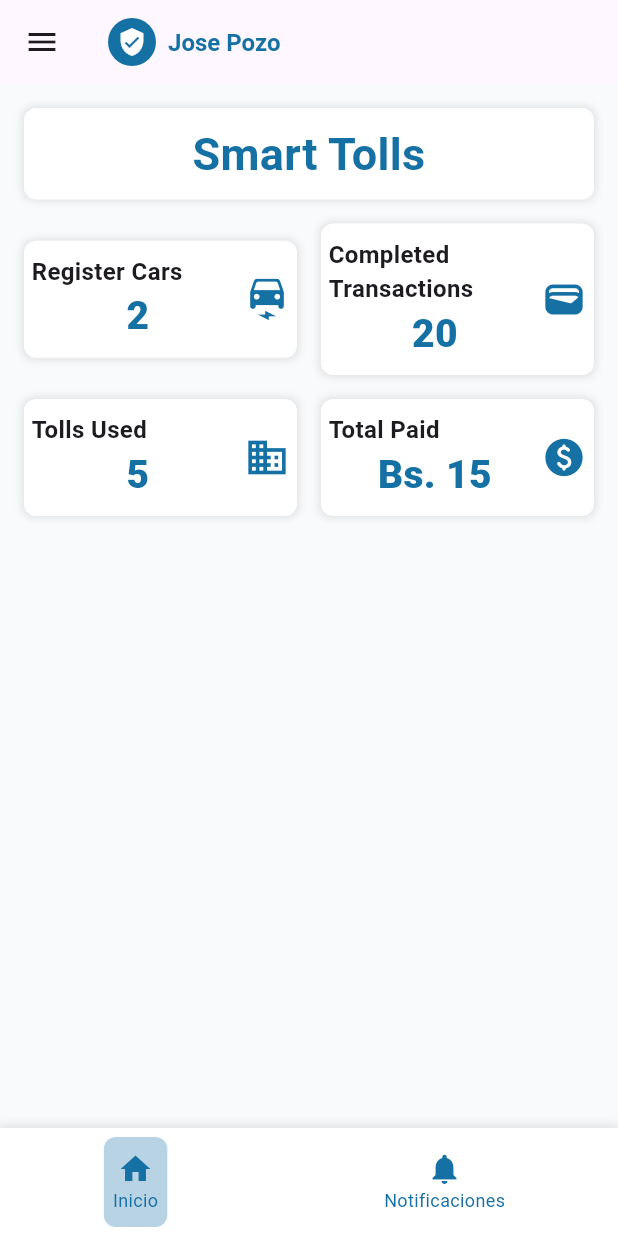
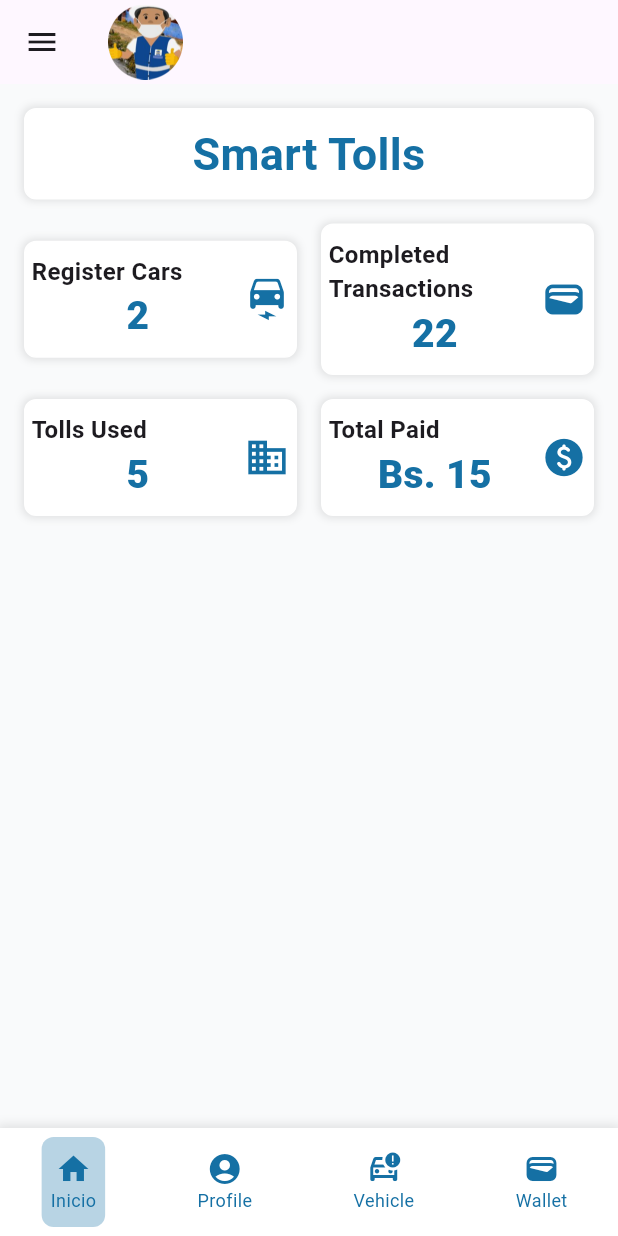
Before and after one commit to JhousefSilva1/st_FrontEnd, a Flutter app: the HomeView screen opened by its route, on a phone screen of 412 x 824 dp. Run offline on Flutter 3.47's test engine with Material 3 defaults, Android fonts, the phone set to English and light mode, and no system bars; our stand-ins replace camera, fl_chart, flutter_dotenv, flutter_secure_storage, flutter_svg, go_router and 2 more; missing offline and left inert: overlay_loading_progress, u_credit_card; accounts and stored records are empty.

Commit message:
adding and change navigator for customers

```diff
--- a/lib/config/app_router.dart
+++ b/lib/config/app_router.dart
@@ -170,6 +170,12 @@ class AppRouter {
               path: VehiclesCustomerView.routerPath,
               builder: (context, state) => const VehiclesCustomerView(),
           ),
+          // profile
+              GoRoute(
+              name: ProfileCustomerView .routerName,
+              path: ProfileCustomerView .routerPath,
+              builder: (context, state) => const ProfileCustomerView (),
+            ),
 
           GoRoute(
             name: HomeView.routerName,
--- a/lib/views/admin/navBar/nav_bar_admin_view.dart
+++ b/lib/views/admin/navBar/nav_bar_admin_view.dart
@@ -28,7 +28,7 @@ class NavBarAdminView extends StatelessWidget {
           children: [
             CustomIcon(icon: Icon(Icons.auto_graph_rounded, color: AppStyle.primary), index: 0, label: 'Inicio', route: HomeAdminView.routerName),
             CustomIcon(icon: Icon(Icons.business, color: AppStyle.primary), index: 2, label: 'Peajes', route: TollAdminView.routerName),
-            CustomIcon(icon: Icon(Icons.supervised_user_circle_rounded, color: AppStyle.primary), index: 3, label: 'Personal', route: EmployeeAdminView.routerName),
+            CustomIcon(icon: Icon(Icons.supervised_user_circle_rounded, color: AppStyle.primary), index: 3, label: 'Personal', route: PersonAdminView.routerName),
           ],
         ),
       ),
--- a/lib/views/admin/persons/persons_admin_view.dart
+++ b/lib/views/admin/persons/persons_admin_view.dart
@@ -21,7 +21,7 @@ class PersonAdminView extends StatelessWidget{
       child: Scaffold(
         appBar: CustomAppBar(
           centerTitle: true,
-          text: S.of(context).personType,
+          text: S.of(context).managePersons,
         ),
         backgroundColor: AppStyle.white,
         drawer: isMobile ? const SmartTollsDrawer() : null,
--- a/lib/views/customer/home/home_view.dart
+++ b/lib/views/customer/home/home_view.dart
@@ -1,11 +1,14 @@
 import 'package:fl_chart/fl_chart.dart';
 import 'package:flutter/material.dart';
+import 'package:provider/provider.dart';
 import 'package:responsive_framework/responsive_framework.dart';
 import 'package:smarttolls/generated/l10n.dart';
 import 'package:smarttolls/providers/providers.dart';
 import 'package:smarttolls/style/app_style.dart';
 import 'package:smarttolls/widgets/menu/desktop/drawer.dart';
 import 'package:smarttolls/widgets/menu/mobile/drawerMobile.dart';
+
+import '../../../utils/assets_images.dart';
 
 class HomeView extends StatelessWidget {
   static const String routerName = 'home';
@@ -18,67 +21,37 @@ class HomeView extends StatelessWidget {
     return SafeArea(
       child: Scaffold(
         appBar: AppBar(
-          title: const Row(
+          title: Row(
             mainAxisAlignment: MainAxisAlignment.start,
-            children: [
-              CircleAvatar(
-                backgroundColor: AppStyle.primary,
-                radius: 16,
-                child: Icon(Icons.verified_user, color: AppStyle.white, size: 20),
-              ),
-              SizedBox(width: 8),
-              Text('Jose Pozo', style: TextStyle(color: AppStyle.primary, fontSize: 16, fontWeight: FontWeight.bold)),
-            ],
+              children: [
+                const SizedBox(height: 8),
+                AssetsImages.logoAvatar(height: 50),
+                const SizedBox(height: 8),
+                Consumer<UserProvider>(
+                  builder: (context, userProvider, child) {
+                    return Column(
+                      crossAxisAlignment: CrossAxisAlignment.start,
+                      children: [
+                        Text(
+                          '${userProvider.name ?? ''} ',
+                          style: const TextStyle(fontSize: 16, fontWeight: FontWeight.bold),
+                        ),
+                        Text(
+                          '${userProvider.lastName ?? ''} ',
+                          style: const TextStyle(fontSize: 16, fontWeight: FontWeight.bold),
+                        ),
+                      ],
+                    );
+                  },
+                ),
+              ],
+
           ),
+
         ),
+
         drawer: isMobile? const SmartTollsMobileDrawer(): null,
         backgroundColor: AppStyle.ligthGrey,
-        // body: SingleChildScrollView(
-        //   child: Padding(
-        //     padding: const EdgeInsets.all(16),
-        //     child: SizedBox(
-        //       child: Column(
-        //         crossAxisAlignment: CrossAxisAlignment.center,
-        //         mainAxisAlignment: MainAxisAlignment.spaceBetween,
-        //         children: [
-        //           const SizedBox(height: 16),
-        //           Container(
-        //             decoration: BoxDecoration(
-        //               border: Border.all(color: AppStyle.white, width: 1),
-        //               borderRadius: const BorderRadius.all(Radius.circular(8)),
-        //               color: AppStyle.white,
-        //               boxShadow: [
-        //                 BoxShadow(
-        //                   color: Colors.black.withOpacity(0.1),
-        //                   blurRadius: 4,
-        //                   spreadRadius: 1
-        //                 ),
-        //               ]
-        //             ),
-        //             width: double.infinity,
-        //             child: Padding(
-        //               padding: const EdgeInsets.symmetric(horizontal: 4.0, vertical: 8.0),
-        //               child: AspectRatio(
-        //                 aspectRatio: 1.70,
-        //                 child: Padding(
-        //                   padding: const EdgeInsets.only(
-        //                     right: 18,
-        //                     left: 12,
-        //                     top: 24,
-        //                     bottom: 12,
-        //                   ),
-        //                   child: LineChart(
-        //                     mainData(homeProvider),
-        //                   ),
-        //                 ),
-        //               ),
-        //             ),
-        //           ),
-        //         ],
-        //       ),
-        //     ),
-        //   ),
-        // ),
         body: isMobile? const SingleChildScrollView(
           child: Padding(
             padding: EdgeInsets.all(16),
@@ -303,7 +276,7 @@ class Home extends StatelessWidget {
             Expanded(
               flex: 2,
               child: HomeCard(
-                data: '20',
+                data: '22',
                 icon: const Icon(Icons.wallet, color: AppStyle.primary, size: 30),
                 title: S.of(context).completedTransactions
               ),
--- a/lib/views/customer/navBar/nav_bar_view.dart
+++ b/lib/views/customer/navBar/nav_bar_view.dart
@@ -2,6 +2,8 @@ import 'package:flutter/material.dart';
 import 'package:smarttolls/style/app_style.dart';
 import 'package:smarttolls/views/views.dart';
 import 'package:smarttolls/widgets/widgets.dart';
+
+import '../../../generated/l10n.dart';
 
 class NavBarView extends StatelessWidget {
   const NavBarView({super.key, required this.child});
@@ -23,12 +25,13 @@ class NavBarView extends StatelessWidget {
           ],
         ),
         height: 72,
-        child: const Row(
+        child: Row(
           mainAxisAlignment: MainAxisAlignment.spaceAround,
           children: [
             CustomIcon(icon: Icon(Icons.home, color: AppStyle.primary), index: 0, label: 'Inicio', route: HomeView.routerName),
-            // CustomIcon(icon: Icon(Icons.wallet_rounded, color: AppStyle.primary), index: 2, label: 'Billetera', route: WalletListView.routerName),
-            CustomIcon(icon: Icon(Icons.notifications, color: AppStyle.primary), index: 3, label: 'Notificaciones', route: NotificationView.routerName),
+            CustomIcon(icon: Icon(Icons.account_circle_rounded, color: AppStyle.primary), index: 1, label: S.of(context).profile, route: ProfileCustomerView.routerName),
+            CustomIcon(icon: Icon(Icons.car_crash_outlined, color: AppStyle.primary), index: 3, label: S.of(context).vehicle, route: VehiclesCustomerView.routerName),
+            CustomIcon(icon: Icon(Icons.wallet_outlined, color: AppStyle.primary), index: 4, label: S.of(context).wallet, route: WalletView.routerName),
           ],
         ),
       ),
--- a/lib/views/views.dart
+++ b/lib/views/views.dart
@@ -29,6 +29,7 @@ export 'package:smarttolls/views/admin/personType/person_type_admin_view.dart';
 export 'package:smarttolls/views/admin/profile/profile_admin_view.dart';
 // customer
 export 'package:smarttolls/views/customer/home/home_view.dart';
+export 'package:smarttolls/views/customer/profile/profile_customer_view.dart';
 export 'package:smarttolls/views/customer/navBar/nav_bar_view.dart';
 export 'package:smarttolls/views/customer/notification/notification_view.dart';
 export 'package:smarttolls/views/customer/vehicles/vehicles_customer_view.dart';
```
Also changed, not shown: lib/api/smart_tolls_api.dart (+35 -0 lines), lib/providers/customer/wallet_provider.dart (+24 -0 lines), lib/views/customer/profile/profile_customer_view.dart (added, +223 -0 lines), lib/views/customer/wallet/wallet_list_view.dart (+8 -1 lines), lib/generated/l10n.dart, 4 other files.
